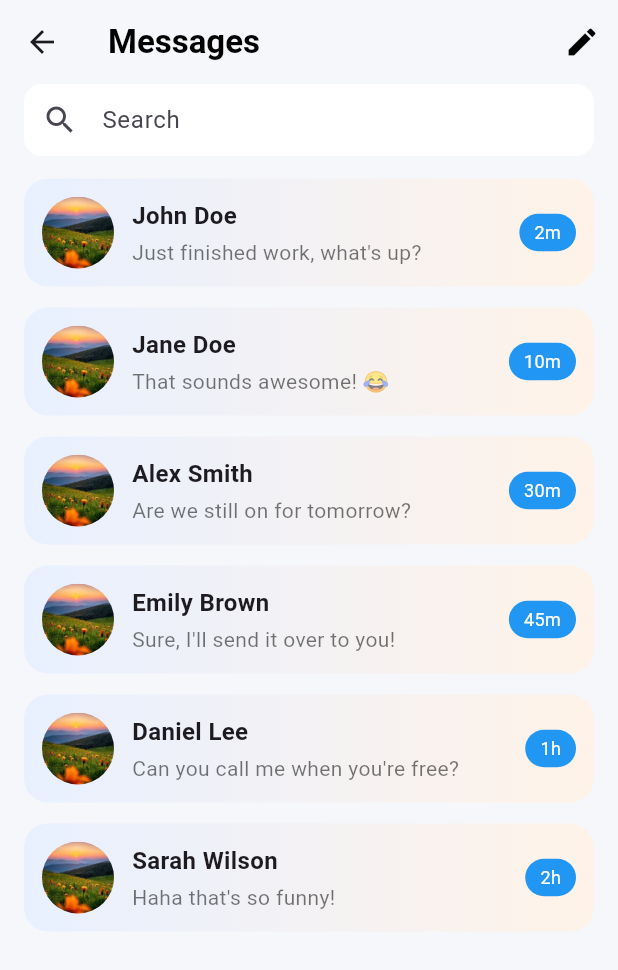
After one commit to Knockpost/Knockpost, a Flutter app: the HomeScreen screen opened directly, after a tap on the "chat bubble outline" icon, on a phone screen of 412 x 824 dp. The commit adds this screen. Shown: the top 970 px of the screen. Run offline on Flutter 3.47's test engine with Material 3 defaults, Android fonts, the phone set to English and light mode, and no system bars; our stand-ins replace app_links, cloud_firestore, firebase_auth, firebase_core, firebase_storage, google_sign_in and 2 more; accounts and stored records are empty.

Commit message:
Rebuilt messaging module and fixed home screen navigation

```diff
--- a/lib/screens/home_screen.dart
+++ b/lib/screens/home_screen.dart
@@ -1,6 +1,7 @@
 import 'package:flutter/material.dart';
 import 'package:flutter/rendering.dart';
 import '../widgets/post_card.dart';
+import 'messages/messages_screen.dart';
 
 class HomeScreen extends StatefulWidget {
   const HomeScreen({super.key});
@@ -10,7 +11,6 @@ class HomeScreen extends StatefulWidget {
 }
 
 class _HomeScreenState extends State<HomeScreen> {
-
   final ScrollController _scrollController = ScrollController();
   bool showFab = true;
 
@@ -19,74 +19,73 @@ class _HomeScreenState extends State<HomeScreen> {
     super.initState();
 
     _scrollController.addListener(() {
-
       if (_scrollController.position.userScrollDirection ==
           ScrollDirection.reverse) {
-
         if (showFab) {
           setState(() {
             showFab = false;
           });
         }
-
       } else {
-
         if (!showFab) {
           setState(() {
             showFab = true;
           });
         }
-
       }
-
     });
   }
 
   @override
+  void dispose() {
+    _scrollController.dispose();
+    super.dispose();
+  }
+
+  @override
   Widget build(BuildContext context) {
-
     return Scaffold(
-
       backgroundColor: Colors.white,
 
       appBar: AppBar(
         backgroundColor: Colors.white,
         elevation: 0,
-
         titleSpacing: 10,
 
         title: Row(
           children: [
+            Image.asset("assets/icon(white).png", height: 26),
 
-            Image.asset(
-              "assets/icon(white).png",
-              height: 26,
-            ),
-
-            const SizedBox(width:6),
+            const SizedBox(width: 6),
 
             const Text(
               "KnockPost",
               style: TextStyle(
                 color: Colors.black,
                 fontWeight: FontWeight.w700,
-                fontSize:18,
+                fontSize: 18,
               ),
             ),
-
           ],
         ),
 
         actions: [
+          /// Notifications
+          IconButton(
+            icon: const Icon(Icons.notifications_none, color: Colors.black),
+            onPressed: () {},
+          ),
 
+          /// Messages
           IconButton(
-            icon: const Icon(
-              Icons.notifications_none,
-              color: Colors.black,
-            ),
-            onPressed: () {},
-          )
-
+            icon: const Icon(Icons.chat_bubble_outline, color: Colors.black),
+            onPressed: () {
+              Navigator.push(
+                context,
+                MaterialPageRoute(builder: (context) => const MessagesScreen()),
+              );
+            },
+          ),
         ],
       ),
 
@@ -94,36 +93,23 @@ class _HomeScreenState extends State<HomeScreen> {
           ? FloatingActionButton(
               backgroundColor: Colors.black,
               onPressed: () {},
-              child: const Icon(
-                Icons.add,
-                color: Colors.white,
-              ),
+              child: const Icon(Icons.add, color: Colors.white),
             )
           : null,
 
       body: ListView.separated(
-
         controller: _scrollController,
 
         itemCount: 5,
 
-        separatorBuilder: (context,index) {
-
-          return const Divider(
-            thickness:1,
-            color: Color(0xffeeeeee),
-          );
-
+        separatorBuilder: (context, index) {
+          return const Divider(thickness: 1, color: Color(0xffeeeeee));
         },
 
-        itemBuilder: (context,index) {
-
+        itemBuilder: (context, index) {
           return const PostCard();
-
         },
-
       ),
-
     );
   }
 }
--- /dev/null
+++ b/lib/screens/messages/messages_screen.dart
@@ -0,0 +1,190 @@
+import 'package:flutter/material.dart';
+import 'chat_screen.dart';
+import 'new_message_screen.dart';
+
+class MessagesScreen extends StatelessWidget {
+  const MessagesScreen({super.key});
+
+  @override
+  Widget build(BuildContext context) {
+    return Scaffold(
+      backgroundColor: const Color(0xfff5f7fb),
+
+      appBar: AppBar(
+        backgroundColor: Colors.transparent,
+        elevation: 0,
+        title: const Text(
+          "Messages",
+          style: TextStyle(
+            color: Colors.black,
+            fontWeight: FontWeight.bold,
+            fontSize: 22,
+          ),
+        ),
+        actions: [
+          IconButton(
+            icon: const Icon(Icons.edit, color: Colors.black),
+            onPressed: () {
+              Navigator.push(
+                context,
+                MaterialPageRoute(
+                  builder: (context) => const NewMessageScreen(),
+                ),
+              );
+            },
+          ),
+        ],
+      ),
+
+      body: Column(
+        children: [
+          /// SEARCH BAR
+          Padding(
+            padding: const EdgeInsets.symmetric(horizontal: 16),
+            child: Container(
+              padding: const EdgeInsets.symmetric(horizontal: 12),
+              decoration: BoxDecoration(
+                color: Colors.white,
+                borderRadius: BorderRadius.circular(12),
+              ),
+              child: const TextField(
+                decoration: InputDecoration(
+                  icon: Icon(Icons.search),
+                  hintText: "Search",
+                  border: InputBorder.none,
+                ),
+              ),
+            ),
+          ),
+
+          const SizedBox(height: 15),
+
+          /// MESSAGE LIST
+          Expanded(
+            child: ListView(
+              padding: const EdgeInsets.symmetric(horizontal: 16),
+              children: [
+                MessageTile(
+                  name: "John Doe",
+                  message: "Just finished work, what's up?",
+                  time: "2m",
+                ),
+
+                MessageTile(
+                  name: "Jane Doe",
+                  message: "That sounds awesome! 😂",
+                  time: "10m",
+                ),
+
+                MessageTile(
+                  name: "Alex Smith",
+                  message: "Are we still on for tomorrow?",
+                  time: "30m",
+                ),
+
+                MessageTile(
+                  name: "Emily Brown",
+                  message: "Sure, I'll send it over to you!",
+                  time: "45m",
+                ),
+
+                MessageTile(
+                  name: "Daniel Lee",
+                  message: "Can you call me when you're free?",
+                  time: "1h",
+                ),
+
+                MessageTile(
+                  name: "Sarah Wilson",
+                  message: "Haha that's so funny!",
+                  time: "2h",
+                ),
+              ],
+            ),
+          ),
+        ],
+      ),
+    );
+  }
+}
+
+class MessageTile extends StatelessWidget {
+  final String name;
+  final String message;
+  final String time;
+
+  const MessageTile({
+    super.key,
+    required this.name,
+    required this.message,
+    required this.time,
+  });
+
+  @override
+  Widget build(BuildContext context) {
+    return GestureDetector(
+      onTap: () {
+        Navigator.push(
+          context,
+          MaterialPageRoute(builder: (context) => const ChatScreen()),
+        );
+      },
+
+      child: Container(
+        margin: const EdgeInsets.only(bottom: 14),
+
+        padding: const EdgeInsets.all(12),
+
+        decoration: BoxDecoration(
+          gradient: const LinearGradient(
+            colors: [Color(0xffe8f0ff), Color(0xfffff3e8)],
+          ),
+
+          borderRadius: BorderRadius.circular(16),
+        ),
+
+        child: Row(
+          children: [
+            const CircleAvatar(
+              radius: 24,
+              backgroundImage: AssetImage("assets/test1.jpg"),
+            ),
+
+            const SizedBox(width: 12),
+
+            Expanded(
+              child: Column(
+                crossAxisAlignment: CrossAxisAlignment.start,
+                children: [
+                  Text(
+                    name,
+                    style: const TextStyle(
+                      fontWeight: FontWeight.bold,
+                      fontSize: 16,
+                    ),
+                  ),
+
+                  const SizedBox(height: 3),
+
+                  Text(message, style: const TextStyle(color: Colors.black54)),
+                ],
+              ),
+            ),
+
+            Container(
+              padding: const EdgeInsets.symmetric(horizontal: 10, vertical: 4),
+              decoration: BoxDecoration(
+                color: Colors.blue,
+                borderRadius: BorderRadius.circular(20),
+              ),
+              child: Text(
+                time,
+                style: const TextStyle(color: Colors.white, fontSize: 12),
+              ),
+            ),
+          ],
+        ),
+      ),
+    );
+  }
+}
```
Also changed, not shown: lib/screens/messages/chat_screen.dart (added, +227 -0 lines), lib/screens/messages/message_info_screen.dart (added, +65 -0 lines), lib/screens/messages/new_message_screen.dart (added, +100 -0 lines), pubspec.lock.
